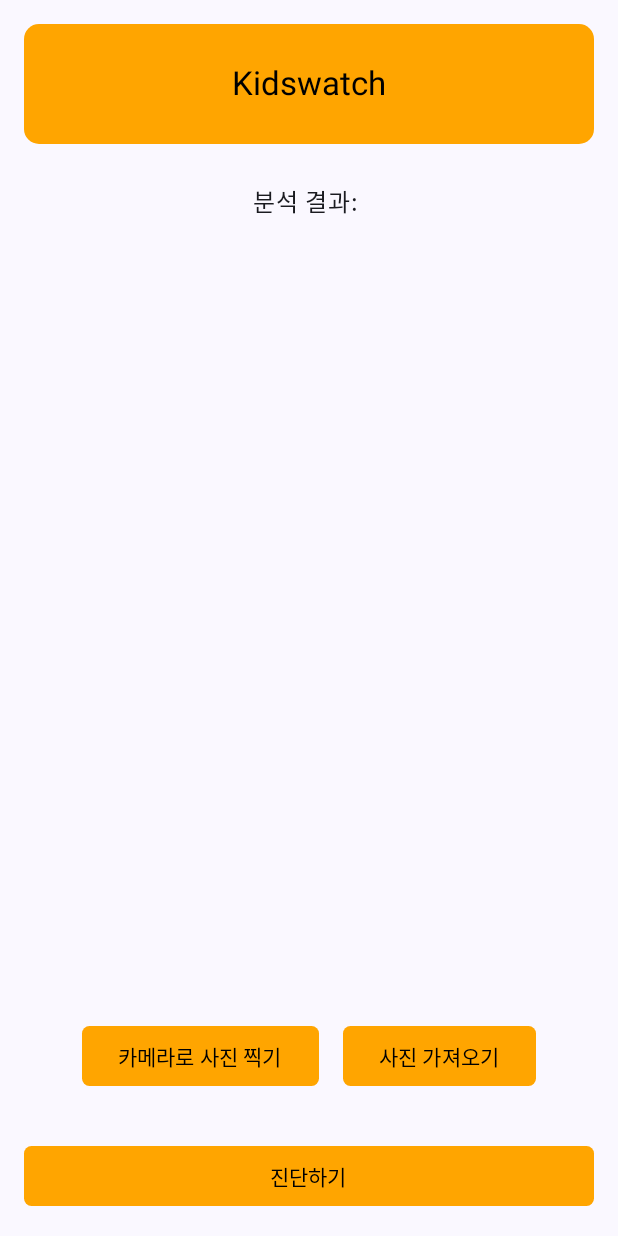
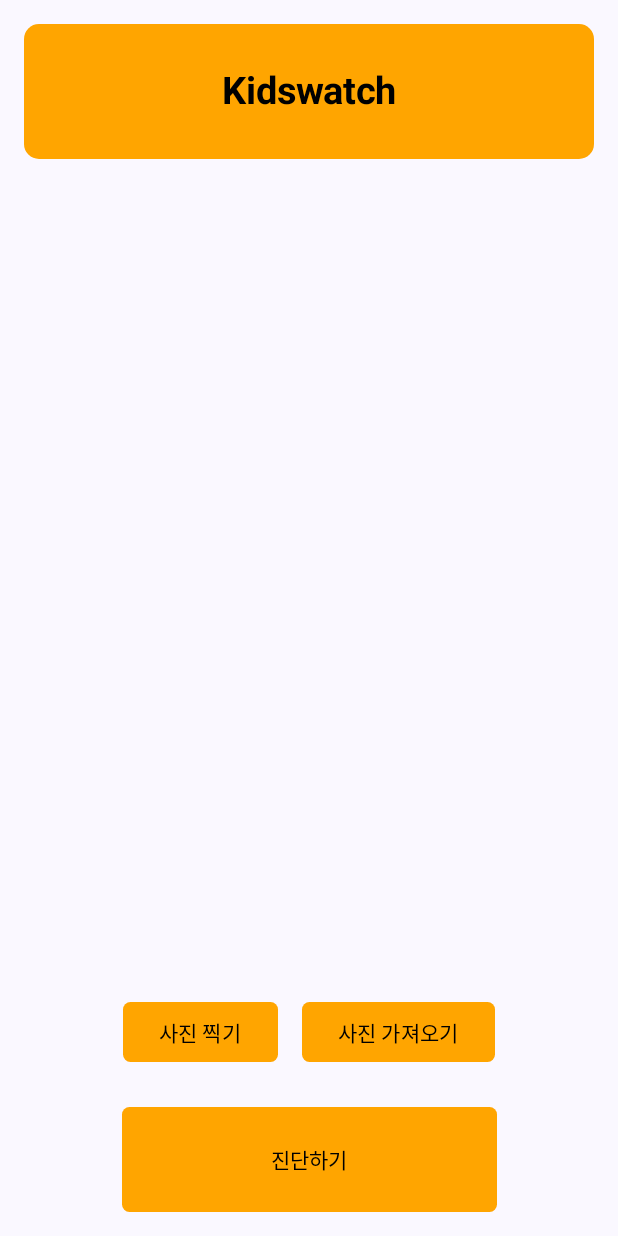
Before and after one commit to EnzoMH/KidsWatch, an Android app built with Jetpack Compose: the screen it shows after launch (MainActivity), on a phone screen of 412 x 824 dp. Run offline under Robolectric (Android 15) with nearby library versions, the light colour scheme and no system bars.

Commit message:
ui 살짝 수정

```diff
--- a/app/src/main/java/com/example/kidswatch/MainActivity.kt
+++ b/app/src/main/java/com/example/kidswatch/MainActivity.kt
@@ -51,6 +51,8 @@
 import android.provider.MediaStore
 import androidx.activity.result.PickVisualMediaRequest
 import androidx.compose.foundation.Image
+import androidx.compose.foundation.background
+import androidx.compose.foundation.layout.Box
 import androidx.compose.foundation.layout.Row
 import androidx.compose.foundation.layout.fillMaxWidth
 import androidx.compose.foundation.layout.size
@@ -59,6 +61,9 @@
 import androidx.compose.foundation.shape.RoundedCornerShape
 import androidx.compose.material3.ButtonDefaults.buttonColors
 import androidx.compose.ui.graphics.asImageBitmap
+import androidx.compose.ui.text.font.FontWeight
+import androidx.compose.ui.text.style.TextAlign
+import androidx.compose.ui.unit.sp
 import com.google.gson.Gson
 import com.google.gson.annotations.SerializedName
 import kotlinx.coroutines.Dispatchers
@@ -108,7 +113,6 @@
 fun MainScreen(navController: NavController) {
     val context = LocalContext.current
     var imageUri by remember { mutableStateOf<Uri?>(null) }
-//    var selectUris by remember { mutableStateOf<MutableList<Uri?>?>(mutableListOf()) }
     val scope = rememberCoroutineScope()
     var result by remember { mutableStateOf("") }
     val orange = Color(0xFFFFA500)
@@ -120,26 +124,25 @@
 //        verticalArrangement = Arrangement.Center,
         horizontalAlignment = Alignment.CenterHorizontally
     ) {
-        Row(
-            modifier = Modifier
-                .fillMaxWidth()
-                .padding(bottom = 16.dp)
-        ) {
-            Button(
-                onClick = {},
-                colors = buttonColors(orange),
-                shape = RoundedCornerShape(10.dp),
+            Box(
                 modifier = Modifier
                     .fillMaxWidth()
-                    .size(80.dp)
+                    .background(color = orange, shape = RoundedCornerShape(10.dp))
+                    .size(30.dp, 90.dp)
             ) {
                 Text(
                     text = "Kidswatch",
                     color = Color.Black,
+                    fontWeight = FontWeight.Bold,
                     style = MaterialTheme.typography.titleLarge,
+                    fontSize = 25.sp,
+                    textAlign = TextAlign.Center,
+                    modifier = Modifier
+                        .fillMaxSize()
+                        .padding(30.dp)
                 )
             }
-        }
+
 
         Spacer(modifier = Modifier.height(10.dp))
 
@@ -218,7 +221,6 @@
                 )
             }
         }
-        Text(text = "분석 결과: $result")
 
         Column(
             modifier = Modifier.fillMaxSize(),
@@ -243,7 +245,7 @@
                     }, colors = buttonColors(orange),
                     shape = RoundedCornerShape(5.dp)
                 ) {
-                    Text("카메라로 사진 찍기", color = Color.Black)
+                    Text("사진 찍기", color = Color.Black)
                 }
                 val launcher = rememberLauncherForActivityResult(
                     contract = ActivityResultContracts.PickVisualMedia(),
@@ -276,7 +278,7 @@
                 }
             }
 
-            Spacer(modifier = Modifier.height(16.dp))
+            Spacer(modifier = Modifier.height(10.dp))
             Button(
                 onClick = {
                     val uri = URLEncoder.encode(imageUri?.toString(), "UTF-8")
@@ -284,7 +286,7 @@
                 },
                 colors = buttonColors(orange),
                 shape = RoundedCornerShape(5.dp),
-                modifier = Modifier.fillMaxWidth(5f)
+                modifier = Modifier.size(250.dp,70.dp)
             ) {
                 Text("진단하기", color = Color.Black)
             }
```
Also changed, not shown: app/src/main/java/com/example/kidswatch/ResultScreen.kt (+9 -6 lines).
